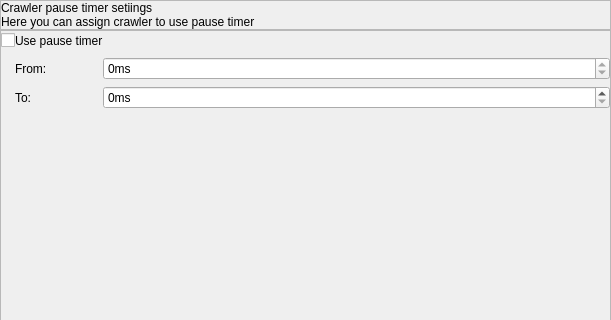
Old version of the form seospider/ui/crawler_pause_settings_widget.ui in the repository andrascii/RiveSolutions_SEO_Spider; both pictures show x 0 to 611 and y 0 to 320 of the 611 by 553 pixel window.
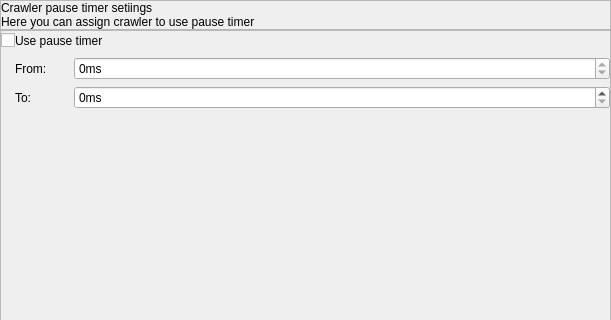
New version of the form.

The edit to the form file:
```diff
--- a/seospider/ui/crawler_pause_settings_widget.ui
+++ b/seospider/ui/crawler_pause_settings_widget.ui
@@ -118,22 +118,6 @@
         <property name="verticalSpacing">
          <number>6</number>
         </property>
-        <item row="1" column="4">
-         <widget class="QSpinBox" name="fromPauseTimerSpinBox">
-          <property name="suffix">
-           <string>ms</string>
-          </property>
-          <property name="prefix">
-           <string/>
-          </property>
-          <property name="maximum">
-           <number>0</number>
-          </property>
-          <property name="controlKey" stdset="0">
-           <string notr="true">fromPauseTimer</string>
-          </property>
-         </widget>
-        </item>
         <item row="0" column="4">
          <spacer name="horizontalSpacer">
           <property name="orientation">
@@ -181,7 +165,23 @@
           </property>
          </widget>
         </item>
-        <item row="2" column="4">
+        <item row="1" column="3" colspan="2">
+         <widget class="QSpinBox" name="fromPauseTimerSpinBox">
+          <property name="suffix">
+           <string>ms</string>
+          </property>
+          <property name="prefix">
+           <string/>
+          </property>
+          <property name="maximum">
+           <number>0</number>
+          </property>
+          <property name="controlKey" stdset="0">
+           <string notr="true">fromPauseTimer</string>
+          </property>
+         </widget>
+        </item>
+        <item row="2" column="3" colspan="2">
          <widget class="QSpinBox" name="toPauseTimerSpinBox">
           <property name="suffix">
            <string>ms</string>
```
Left out of the diff: 8 changed lines with no effect on the pictures.
